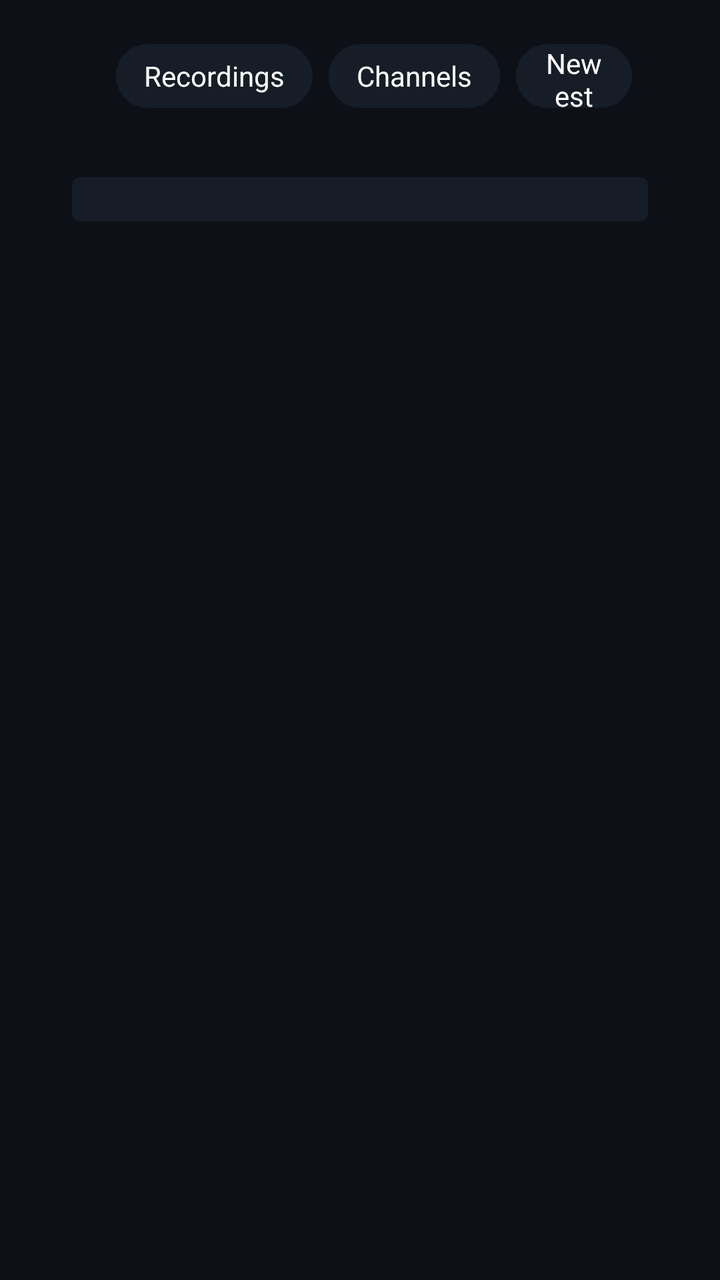
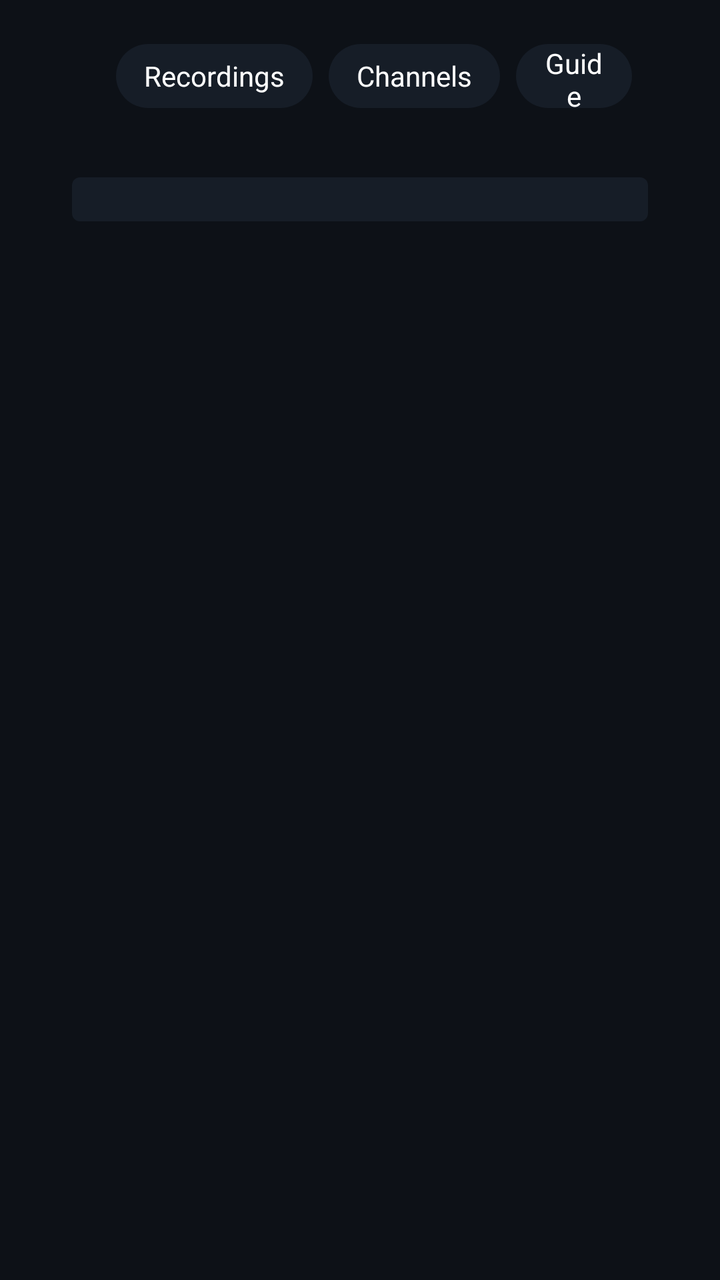

Screens rendered from an Android XML layout before and after an edit, with the pre-edit source and the edit as a unified diff.
<!-- AndroidManifest.xml: application theme E2Theme -->
<!-- res/layout/activity_main.xml -->
<?xml version="1.0" encoding="utf-8"?>
<FrameLayout xmlns:android="http://schemas.android.com/apk/res/android"
    android:layout_width="match_parent"
    android:layout_height="match_parent"
    android:background="@color/bg">

    <LinearLayout
        android:layout_width="match_parent"
        android:layout_height="match_parent"
        android:orientation="vertical"
        android:paddingLeft="36dp"
        android:paddingTop="22dp"
        android:paddingRight="36dp"
        android:paddingBottom="14dp">

        <LinearLayout
            android:layout_width="match_parent"
            android:layout_height="wrap_content"
            android:gravity="center_vertical"
            android:orientation="horizontal">

            <TextView
                android:id="@+id/title"
                android:layout_width="wrap_content"
                android:layout_height="wrap_content"
                android:layout_marginRight="22dp"
                android:textColor="@color/text_hi"
                android:textSize="24sp"
                android:textStyle="bold" />

            <TextView android:id="@+id/tabRec" style="@style/E2Tab" android:text="Recordings" />
            <TextView android:id="@+id/tabCh" style="@style/E2Tab" android:text="Channels" />
            <TextView android:id="@+id/tabSort" style="@style/E2Tab" android:text="Newest first" />
            <TextView android:id="@+id/tabSet" style="@style/E2Tab" android:text="Settings" />

            <View
                android:layout_width="0dp"
                android:layout_height="1dp"
                android:layout_weight="1" />

            <TextView
                android:id="@+id/clock"
                android:layout_width="wrap_content"
                android:layout_height="wrap_content"
                android:textColor="@color/text_hi"
                android:textSize="22sp" />
        </LinearLayout>

        <TextView
            android:id="@+id/crumb"
            android:layout_width="match_parent"
            android:layout_height="wrap_content"
            android:layout_marginTop="8dp"
            android:ellipsize="end"
            android:singleLine="true"
            android:textColor="@color/text_dim"
            android:textSize="15sp" />

        <TextView
            android:id="@+id/nowbar"
            android:layout_width="match_parent"
            android:layout_height="22dp"
            android:layout_marginTop="6dp"
            android:background="@drawable/nowbar_bg"
            android:ellipsize="end"
            android:gravity="center_vertical"
            android:paddingLeft="10dp"
            android:paddingRight="10dp"
            android:singleLine="true"
            android:textColor="@color/text_sub"
            android:textSize="13sp" />

        <LinearLayout
            android:layout_width="match_parent"
            android:layout_height="0dp"
            android:layout_marginTop="10dp"
            android:layout_weight="1"
            android:orientation="horizontal">

            <FrameLayout
                android:layout_width="0dp"
                android:layout_height="match_parent"
                android:layout_weight="1.35">

                <androidx.recyclerview.widget.RecyclerView
                    android:id="@+id/list"
                    android:layout_width="match_parent"
                    android:layout_height="match_parent"
                    android:clipToPadding="false"
                    android:descendantFocusability="afterDescendants"
                    android:paddingBottom="30dp"
                    android:scrollbars="vertical" />

                <TextView
                    android:id="@+id/empty"
                    android:layout_width="match_parent"
                    android:layout_height="wrap_content"
                    android:layout_gravity="center"
                    android:gravity="center"
                    android:padding="20dp"
                    android:textColor="@color/text_dim"
                    android:textSize="17sp"
                    android:visibility="gone" />

                <ProgressBar
                    android:id="@+id/busy"
                    style="@android:style/Widget.DeviceDefault.ProgressBar.Large"
                    android:layout_width="wrap_content"
                    android:layout_height="wrap_content"
                    android:layout_gravity="center"
                    android:visibility="gone" />
            </FrameLayout>

            <ScrollView
                android:layout_width="0dp"
                android:layout_height="match_parent"
                android:layout_marginLeft="24dp"
                android:layout_weight="1"
                android:focusable="false"
                android:scrollbars="none">

                <LinearLayout
                    android:layout_width="match_parent"
                    android:layout_height="wrap_content"
                    android:orientation="vertical">

                    <TextView
                        android:id="@+id/dTitle"
                        android:layout_width="match_parent"
                        android:layout_height="wrap_content"
                        android:textColor="@color/text_hi"
                        android:textSize="21sp"
                        android:textStyle="bold" />

                    <TextView
                        android:id="@+id/dMeta"
                        android:layout_width="match_parent"
                        android:layout_height="wrap_content"
                        android:layout_marginTop="8dp"
                        android:lineSpacingExtra="3dp"
                        android:textColor="@color/text_sub"
                        android:textSize="14sp" />

                    <TextView
                        android:id="@+id/dDesc"
                        android:layout_width="match_parent"
                        android:layout_height="wrap_content"
                        android:layout_marginTop="10dp"
                        android:lineSpacingExtra="3dp"
                        android:textColor="#FFC9D1D9"
                        android:textSize="15sp" />
                </LinearLayout>
            </ScrollView>
        </LinearLayout>

        <TextView
            android:id="@+id/footer"
            android:layout_width="match_parent"
            android:layout_height="wrap_content"
            android:layout_marginTop="6dp"
            android:singleLine="true"
            android:textColor="@color/text_sub"
            android:textSize="13sp" />
    </LinearLayout>
</FrameLayout>
<!-- resources referenced by this layout -->
<resources>
  <color name="bg">#FF0D1117</color>
  <color name="text_dim">#FF8B98A8</color>
  <color name="text_hi">#FFFFFFFF</color>
  <color name="text_sub">#FF9FB3C8</color>
  <!-- drawable nowbar_bg (drawable) -->
  <?xml version="1.0" encoding="utf-8"?>
  <shape xmlns:android="http://schemas.android.com/apk/res/android" android:shape="rectangle">
      <solid android:color="@color/panel" />
      <corners android:radius="4dp" />
  </shape>
  <style name="E2Tab">
          <item name="android:layout_width">wrap_content</item>
          <item name="android:layout_height">32dp</item>
          <item name="android:layout_marginRight">8dp</item>
          <item name="android:background">@drawable/tab_bg</item>
          <item name="android:focusable">true</item>
          <item name="android:focusableInTouchMode">true</item>
          <item name="android:gravity">center</item>
          <item name="android:paddingLeft">14dp</item>
          <item name="android:paddingRight">14dp</item>
          <item name="android:textColor">@color/text_hi</item>
          <item name="android:textSize">14sp</item>
      </style>
  <style name="E2Theme" parent="@android:style/Theme.DeviceDefault.NoActionBar.Fullscreen">
          <item name="android:windowBackground">@color/bg</item>
          <item name="android:colorAccent">@color/accent</item>
          <item name="android:textColor">@color/text</item>
      </style>
  <color name="panel">#FF161D27</color>
  <!-- drawable tab_bg (drawable) -->
  <?xml version="1.0" encoding="utf-8"?>
  <selector xmlns:android="http://schemas.android.com/apk/res/android">
      <item android:state_focused="true">
          <shape android:shape="rectangle">
              <solid android:color="@color/accent" />
              <corners android:radius="16dp" />
          </shape>
      </item>
      <item android:state_selected="true">
          <shape android:shape="rectangle">
              <solid android:color="@color/sel" />
              <corners android:radius="16dp" />
          </shape>
      </item>
      <item>
          <shape android:shape="rectangle">
              <solid android:color="@color/panel" />
              <corners android:radius="16dp" />
          </shape>
      </item>
  </selector>
  <color name="accent">#FF4FA3FF</color>
  <color name="text">#FFE6E6E6</color>
  <color name="sel">#FF2A5C99</color>
</resources>

<!-- the commit's change to res/layout/activity_main.xml (unified diff, before → after) -->
@@ -30,6 +30,7 @@
 
             <TextView android:id="@+id/tabRec" style="@style/E2Tab" android:text="Recordings" />
             <TextView android:id="@+id/tabCh" style="@style/E2Tab" android:text="Channels" />
+            <TextView android:id="@+id/tabEpg" style="@style/E2Tab" android:text="Guide" />
             <TextView android:id="@+id/tabSort" style="@style/E2Tab" android:text="Newest first" />
             <TextView android:id="@+id/tabSet" style="@style/E2Tab" android:text="Settings" />
 
@@ -70,7 +71,16 @@
             android:textColor="@color/text_sub"
             android:textSize="13sp" />
 
+        <fi.e2tvplayer.EpgGridView
+            android:id="@+id/epg"
+            android:layout_width="match_parent"
+            android:layout_height="0dp"
+            android:layout_marginTop="10dp"
+            android:layout_weight="1"
+            android:visibility="gone" />
+
         <LinearLayout
+            android:id="@+id/content"
             android:layout_width="match_parent"
             android:layout_height="0dp"
             android:layout_marginTop="10dp"
